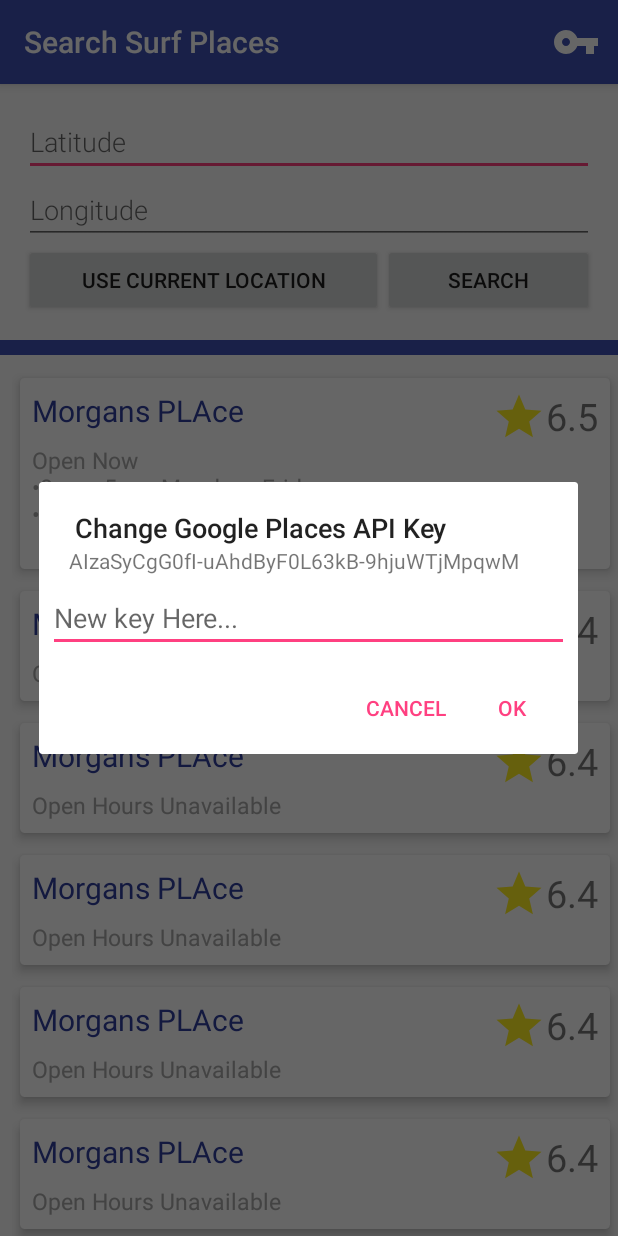
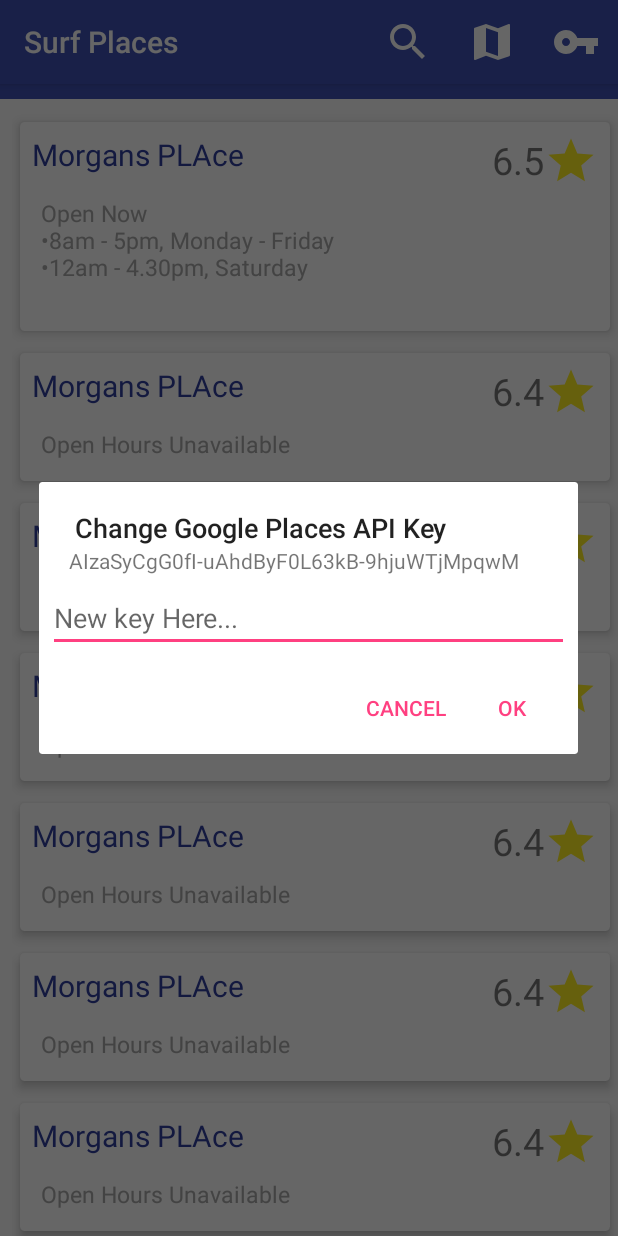
Before and after one commit to MorganMWJ/surf_spot_project, an Android app: the screen it shows after launch (MainActivity), after a tap on "Change API Key", on a phone screen of 412 x 824 dp. Run offline under Robolectric (Android 15) with nearby library versions, the phone set to English and light mode, and no system bars; 1 other tap on this screen came first.

Commit message:
Added toggle of input section.

```diff
--- a/app/src/main/java/com/example/morgan/surf_spot_app/ui/MainActivity.kt
+++ b/app/src/main/java/com/example/morgan/surf_spot_app/ui/MainActivity.kt
@@ -49,6 +49,9 @@ class MainActivity : AppCompatActivity() {
     private lateinit var latInput: EditText
     private lateinit var longInput: EditText
 
+
+    /* If input fields are currently shown */
+    private var displayingSearchSection: Boolean = true
 
     private var locationManager: LocationManager? = null
     private var locationListener: LocationListener? = null
@@ -177,6 +180,16 @@ class MainActivity : AppCompatActivity() {
             if (item.itemId == R.id.key_change_button) {
                 /* Prompt user for key input */
                 buildChangeApiKeyDialog()
+            }
+            if (item.itemId == R.id.search_icon){
+                if(this.displayingSearchSection) {
+                    findViewById<GridLayout>(R.id.search_section_layout).visibility = View.GONE
+                    displayingSearchSection = false
+                }
+                else{
+                    findViewById<GridLayout>(R.id.search_section_layout).visibility = View.VISIBLE
+                    displayingSearchSection = true
+                }
             }
         }
 
--- /dev/null
+++ b/app/src/main/res/drawable/ic_map_white_48dp.xml
@@ -0,0 +1,5 @@
+<vector android:height="48dp" android:tint="#FFFFFF"
+    android:viewportHeight="24.0" android:viewportWidth="24.0"
+    android:width="48dp" xmlns:android="http://schemas.android.com/apk/res/android">
+    <path android:fillColor="#FF000000" android:pathData="M20.5,3l-0.16,0.03L15,5.1 9,3 3.36,4.9c-0.21,0.07 -0.36,0.25 -0.36,0.48V20.5c0,0.28 0.22,0.5 0.5,0.5l0.16,-0.03L9,18.9l6,2.1 5.64,-1.9c0.21,-0.07 0.36,-0.25 0.36,-0.48V3.5c0,-0.28 -0.22,-0.5 -0.5,-0.5zM15,19l-6,-2.11V5l6,2.11V19z"/>
+</vector>
--- /dev/null
+++ b/app/src/main/res/drawable/ic_search_white_48dp.xml
@@ -0,0 +1,5 @@
+<vector android:height="48dp" android:tint="#FFFFFF"
+    android:viewportHeight="24.0" android:viewportWidth="24.0"
+    android:width="48dp" xmlns:android="http://schemas.android.com/apk/res/android">
+    <path android:fillColor="#FF000000" android:pathData="M15.5,14h-0.79l-0.28,-0.27C15.41,12.59 16,11.11 16,9.5 16,5.91 13.09,3 9.5,3S3,5.91 3,9.5 5.91,16 9.5,16c1.61,0 3.09,-0.59 4.23,-1.57l0.27,0.28v0.79l5,4.99L20.49,19l-4.99,-5zM9.5,14C7.01,14 5,11.99 5,9.5S7.01,5 9.5,5 14,7.01 14,9.5 11.99,14 9.5,14z"/>
+</vector>
--- a/app/src/main/res/layout/activity_main.xml
+++ b/app/src/main/res/layout/activity_main.xml
@@ -7,6 +7,7 @@
     android:orientation="vertical">
 
     <GridLayout
+        android:id="@+id/search_section_layout"
         android:layout_width="match_parent"
         android:layout_height="wrap_content"
         android:layout_gravity="center_horizontal"
--- a/app/src/main/res/layout/recycler_view_place_item.xml
+++ b/app/src/main/res/layout/recycler_view_place_item.xml
@@ -18,6 +18,7 @@
             android:layout_width="wrap_content"
             android:layout_height="wrap_content"
             android:layout_alignParentStart="true"
+            android:layout_toStartOf="@id/place_rating_text_view"
             android:textSize="20sp"
             android:textColor="@color/colorPrimaryDark"/>
 
@@ -25,9 +26,10 @@
             android:id="@+id/place_rating_text_view"
             android:layout_width="wrap_content"
             android:layout_height="wrap_content"
+            android:layout_marginStart="@dimen/small_padding"
             android:layout_alignParentEnd="true"
             android:textSize="25sp"
-            android:drawableLeft="@drawable/ic_star_yellow_48dp"/>
+            android:drawableEnd="@drawable/ic_star_yellow_48dp"/>
 
         <TextView
             android:id="@+id/place_open_hours_text_view"
@@ -35,6 +37,7 @@
             android:layout_height="wrap_content"
             android:layout_alignParentStart="true"
             android:layout_below="@+id/place_rating_text_view"
+            android:padding="@dimen/small_padding"
             android:textSize="15sp"
             android:textColor="#A9A9A9"/>
 
--- a/app/src/main/res/menu/action_bar_buttons.xml
+++ b/app/src/main/res/menu/action_bar_buttons.xml
@@ -2,7 +2,20 @@
 <menu xmlns:android="http://schemas.android.com/apk/res/android"
     xmlns:app="http://schemas.android.com/apk/res-auto">
 
-    <!-- "Mark Favorite", should appear as action button if possible -->
+    <!-- Search Input Button -->
+    <item android:id="@+id/search_icon"
+        android:icon="@drawable/ic_search_white_48dp"
+        android:title="@string/search_button_title"
+        app:showAsAction="ifRoom"/>
+
+    <!-- Map Launch Button -->
+    <item
+        android:id="@+id/map_button"
+        android:icon="@drawable/ic_map_white_48dp"
+        android:title="@string/map_button_title"
+        app:showAsAction="ifRoom"/>
+
+    <!-- Key Change -->
     <item
         android:id="@+id/key_change_button"
         android:icon="@drawable/ic_api_key_white_48dp"
--- a/app/src/main/res/values/strings.xml
+++ b/app/src/main/res/values/strings.xml
@@ -1,5 +1,5 @@
 <resources>
-    <string name="app_name">Search Surf Places</string>
+    <string name="app_name">Surf Places</string>
 
     <!-- Main Activity Strings -->
     <string name="hint_word">Enter a location (latitude/longitude)</string>
@@ -25,6 +25,8 @@
     <!-- Places content strings -->
     <string name="hours_unavailable">Open Hours Unavailable</string>
     <string name="key_change_text">API key changed:</string>
+    <string name="map_button_title">Launch Map View</string>
+    <string name="search_button_title">Search Input</string>
 
 
 </resources>
```
Also changed, not shown: 1 other file.
